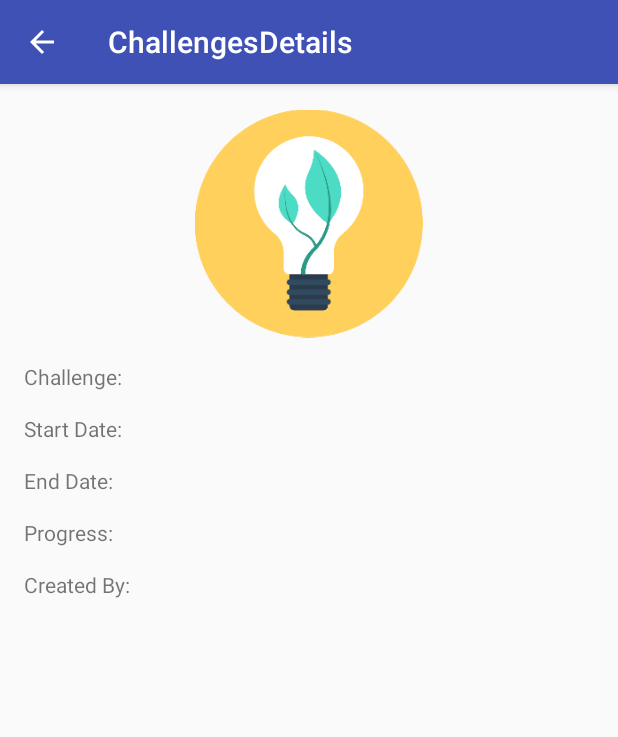
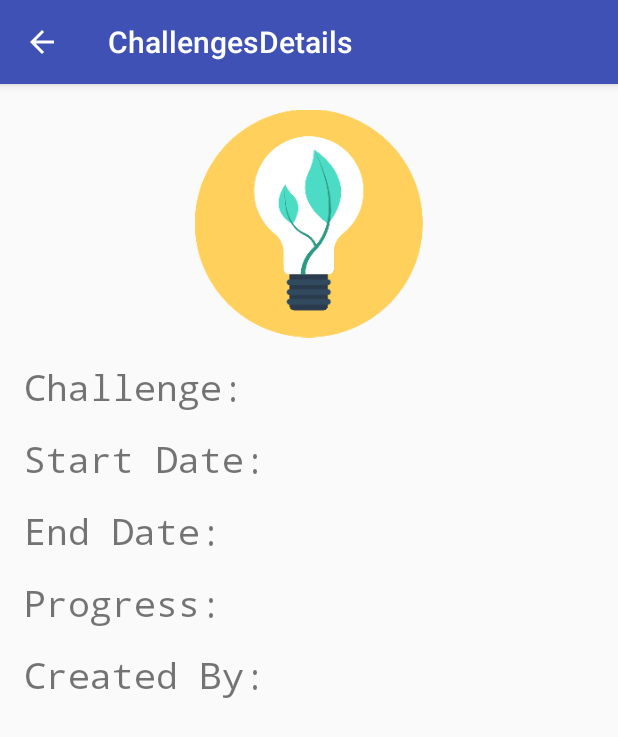
Before and after one commit to quinnbanet359/SustainGame, an Android app: the ChallengesDetails screen opened directly, with no data from a screen before it, on a phone screen of 412 x 824 dp. Shown: the top 737 px of the screen. Run offline under Robolectric (Android 15) with nearby library versions, the phone set to English and light mode, and no system bars; our stand-ins replace Firebase (no records; nobody signed in at launch, a user with empty details on screens opened directly); libraries missing offline, so code that uses them is left out: com.firebase.ui.

Commit message:
Auth Dash update

```diff
--- a/app/src/main/res/layout/content_challenges_details.xml
+++ b/app/src/main/res/layout/content_challenges_details.xml
@@ -20,7 +20,10 @@
         android:id="@+id/nameTitle"
         android:layout_below="@+id/imageView"
         android:layout_alignParentStart="true"
-        android:layout_marginTop="15dp"/>
+        android:layout_marginTop="15dp"
+        android:lineSpacingExtra="8sp"
+        android:fontFamily="monospace"
+        android:textSize="24sp" />
 
     <TextView
         android:text=""
@@ -30,7 +33,10 @@
         android:layout_below="@+id/imageView"
         android:layout_toEndOf="@+id/nameTitle"
         android:layout_marginLeft="15dp"
-        android:layout_marginTop="15dp"/>
+        android:layout_marginTop="15dp"
+        android:lineSpacingExtra="8sp"
+        android:fontFamily="monospace"
+        android:textSize="24sp" />
     <TextView
         android:text="Start Date:"
         android:layout_width="wrap_content"
@@ -38,7 +44,10 @@
         android:id="@+id/sdTitle"
         android:layout_below="@+id/nameTitle"
         android:layout_alignParentStart="true"
-        android:layout_marginTop="15dp"/>
+        android:layout_marginTop="15dp"
+        android:lineSpacingExtra="8sp"
+        android:fontFamily="monospace"
+        android:textSize="24sp" />
 
     <TextView
         android:text=""
@@ -48,7 +57,10 @@
         android:layout_below="@+id/nameTitle"
         android:layout_toEndOf="@+id/sdTitle"
         android:layout_marginLeft="15dp"
-        android:layout_marginTop="15dp"/>
+        android:layout_marginTop="15dp"
+        android:lineSpacingExtra="8sp"
+        android:fontFamily="monospace"
+        android:textSize="24sp" />
     <TextView
         android:text="End Date:"
         android:layout_width="wrap_content"
@@ -56,7 +68,10 @@
         android:id="@+id/edTitle"
         android:layout_below="@+id/sdTitle"
         android:layout_alignParentStart="true"
-        android:layout_marginTop="15dp"/>
+        android:layout_marginTop="15dp"
+        android:lineSpacingExtra="8sp"
+        android:fontFamily="monospace"
+        android:textSize="24sp" />
 
     <TextView
         android:text=""
@@ -66,7 +81,10 @@
         android:layout_below="@+id/sdTitle"
         android:layout_toEndOf="@+id/edTitle"
         android:layout_marginLeft="15dp"
-        android:layout_marginTop="15dp"/>
+        android:layout_marginTop="15dp"
+        android:lineSpacingExtra="8sp"
+        android:fontFamily="monospace"
+        android:textSize="24sp" />
     <TextView
         android:text="Progress:"
         android:layout_width="wrap_content"
@@ -74,7 +92,10 @@
         android:id="@+id/progressTitle"
         android:layout_below="@+id/edTitle"
         android:layout_alignParentStart="true"
-        android:layout_marginTop="15dp"/>
+        android:layout_marginTop="15dp"
+        android:lineSpacingExtra="8sp"
+        android:fontFamily="monospace"
+        android:textSize="24sp" />
 
     <TextView
         android:text=""
@@ -84,7 +105,10 @@
         android:layout_below="@+id/edTitle"
         android:layout_toEndOf="@+id/progressTitle"
         android:layout_marginLeft="15dp"
-        android:layout_marginTop="15dp"/>
+        android:layout_marginTop="15dp"
+        android:lineSpacingExtra="8sp"
+        android:fontFamily="monospace"
+        android:textSize="24sp" />
     <TextView
         android:text="Created By:"
         android:layout_width="wrap_content"
@@ -92,7 +116,10 @@
         android:id="@+id/createdByTitle"
         android:layout_below="@+id/progressTitle"
         android:layout_alignParentStart="true"
-        android:layout_marginTop="15dp"/>
+        android:layout_marginTop="15dp"
+        android:lineSpacingExtra="8sp"
+        android:fontFamily="monospace"
+        android:textSize="24sp" />
 
     <TextView
         android:text=""
@@ -102,7 +129,10 @@
         android:layout_below="@+id/progressTitle"
         android:layout_toEndOf="@+id/createdByTitle"
         android:layout_marginLeft="15dp"
-        android:layout_marginTop="15dp"/>
+        android:layout_marginTop="15dp"
+        android:lineSpacingExtra="8sp"
+        android:fontFamily="monospace"
+        android:textSize="24sp" />
 
     <ImageView
         android:layout_width="152dp"
--- a/app/src/main/res/layout/fragment_completed_challenge.xml
+++ b/app/src/main/res/layout/fragment_completed_challenge.xml
@@ -13,7 +13,9 @@
         android:layout_below="@+id/completedListTitle"
         android:layout_alignParentBottom="true"
         android:layout_alignParentStart="true"
-        android:layout_alignParentEnd="true" />
+        android:layout_alignParentEnd="true"
+        android:divider="@color/Teal"
+        android:dividerHeight="3dp" />
 
     <TextView
         android:text="Your Completed Challanges"
@@ -26,6 +28,9 @@
         android:gravity="center_vertical"
         android:layout_centerVertical="true"
         android:layout_alignParentStart="true"
-        android:layout_alignParentEnd="true" />
+        android:layout_alignParentEnd="true"
+        android:fontFamily="monospace"
+        android:textSize="22sp"
+        android:textColor="@android:color/white" />
 
 </RelativeLayout>
--- a/app/src/main/res/layout/fragment_current_challenge.xml
+++ b/app/src/main/res/layout/fragment_current_challenge.xml
@@ -10,12 +10,16 @@
         android:text="Your Current Challenges"
         android:textAppearance="@style/TextAppearance.AppCompat.Headline"
         android:background="@color/Teal"
-        android:id="@+id/currentListTitle"/>
+        android:id="@+id/currentListTitle"
+        android:fontFamily="monospace"
+        android:textColor="@android:color/white" />
 
     <ListView
         android:layout_width="match_parent"
         android:layout_height="238dp"
         android:layout_below="@id/currentListTitle"
-        android:id="@+id/currentList"/>
+        android:id="@+id/currentList"
+        android:divider="@color/Teal"
+        android:dividerHeight="2dp" />
 
 </RelativeLayout>
--- a/build.gradle
+++ b/build.gradle
@@ -5,7 +5,7 @@ buildscript {
         jcenter()
     }
     dependencies {
-        classpath 'com.android.tools.build:gradle:2.2.2'
+        classpath 'com.android.tools.build:gradle:2.2.3'
         classpath 'com.google.gms:google-services:3.0.0'
         // NOTE: Do not place your application dependencies here; they belong
         // in the individual module build.gradle files
```
